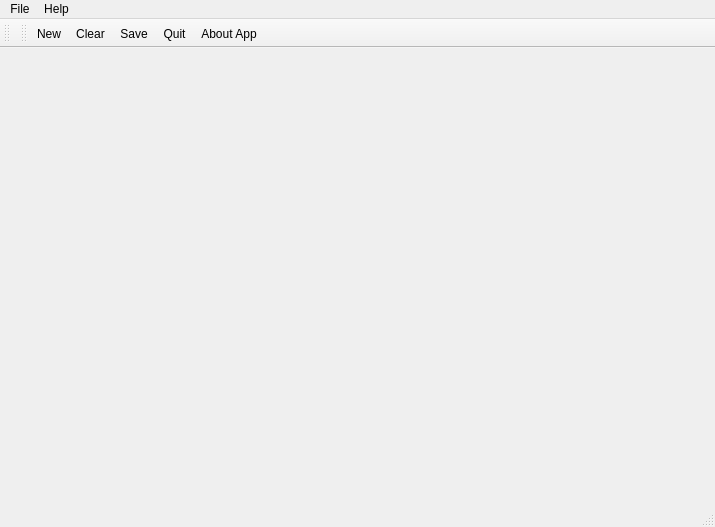
Before: the Qt Designer form 32-CreatingGUI/mainwindow.ui in MANJURUL13673/Development-with-QT, drawn with Qt 5.
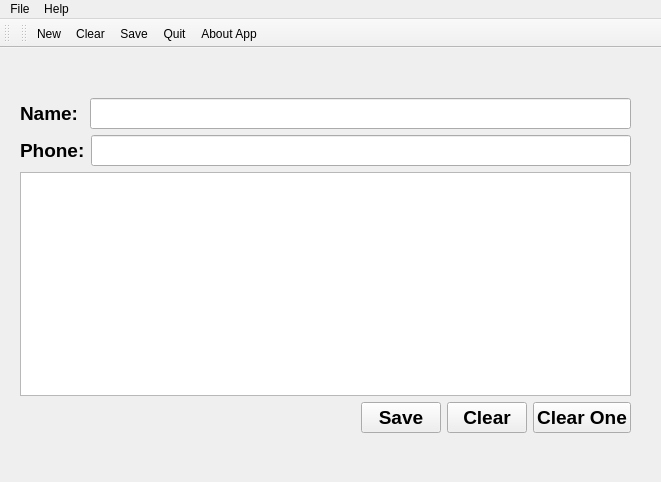
After: the same form once the commit is applied. Icons and pictures are not drawn.

```diff
--- a/32-CreatingGUI/mainwindow.ui
+++ b/32-CreatingGUI/mainwindow.ui
@@ -6,20 +6,144 @@
    <rect>
     <x>0</x>
     <y>0</y>
-    <width>715</width>
-    <height>527</height>
+    <width>661</width>
+    <height>482</height>
    </rect>
   </property>
   <property name="windowTitle">
    <string>Simple App</string>
   </property>
-  <widget class="QWidget" name="centralwidget"/>
+  <widget class="QWidget" name="centralwidget">
+   <widget class="QWidget" name="">
+    <property name="geometry">
+     <rect>
+      <x>20</x>
+      <y>50</y>
+      <width>611</width>
+      <height>335</height>
+     </rect>
+    </property>
+    <layout class="QVBoxLayout" name="verticalLayout">
+     <item>
+      <layout class="QHBoxLayout" name="horizontalLayout">
+       <item>
+        <widget class="QLabel" name="label">
+         <property name="font">
+          <font>
+           <pointsize>14</pointsize>
+           <bold>true</bold>
+          </font>
+         </property>
+         <property name="text">
+          <string>Name: </string>
+         </property>
+        </widget>
+       </item>
+       <item>
+        <widget class="QLineEdit" name="lineEditName">
+         <property name="font">
+          <font>
+           <pointsize>14</pointsize>
+          </font>
+         </property>
+        </widget>
+       </item>
+      </layout>
+     </item>
+     <item>
+      <layout class="QHBoxLayout" name="horizontalLayout_2">
+       <item>
+        <widget class="QLabel" name="label_2">
+         <property name="font">
+          <font>
+           <pointsize>14</pointsize>
+           <bold>true</bold>
+          </font>
+         </property>
+         <property name="text">
+          <string>Phone:</string>
+         </property>
+        </widget>
+       </item>
+       <item>
+        <widget class="QLineEdit" name="lineEditPhone">
+         <property name="font">
+          <font>
+           <pointsize>14</pointsize>
+          </font>
+         </property>
+        </widget>
+       </item>
+      </layout>
+     </item>
+     <item>
+      <widget class="QTableView" name="tableView"/>
+     </item>
+     <item>
+      <layout class="QHBoxLayout" name="horizontalLayout_3">
+       <item>
+        <spacer name="horizontalSpacer">
+         <property name="orientation">
+          <enum>Qt::Orientation::Horizontal</enum>
+         </property>
+         <property name="sizeHint" stdset="0">
+          <size>
+           <width>288</width>
+           <height>20</height>
+          </size>
+         </property>
+        </spacer>
+       </item>
+       <item>
+        <widget class="QPushButton" name="pushButtonSave">
+         <property name="font">
+          <font>
+           <pointsize>14</pointsize>
+           <bold>true</bold>
+          </font>
+         </property>
+         <property name="text">
+          <string>Save</string>
+         </property>
+        </widget>
+       </item>
+       <item>
+        <widget class="QPushButton" name="pushButtonClear">
+         <property name="font">
+          <font>
+           <pointsize>14</pointsize>
+           <bold>true</bold>
+          </font>
+         </property>
+         <property name="text">
+          <string>Clear</string>
+         </property>
+        </widget>
+       </item>
+       <item>
+        <widget class="QPushButton" name="pushButtonClearOne">
+         <property name="font">
+          <font>
+           <pointsize>14</pointsize>
+           <bold>true</bold>
+          </font>
+         </property>
+         <property name="text">
+          <string>Clear One</string>
+         </property>
+        </widget>
+       </item>
+      </layout>
+     </item>
+    </layout>
+   </widget>
+  </widget>
   <widget class="QMenuBar" name="menubar">
    <property name="geometry">
     <rect>
      <x>0</x>
      <y>0</y>
-     <width>715</width>
+     <width>661</width>
      <height>26</height>
     </rect>
    </property>
@@ -42,7 +166,6 @@
    <addaction name="menuFile"/>
    <addaction name="menuHelp"/>
   </widget>
-  <widget class="QStatusBar" name="statusbar"/>
   <widget class="QToolBar" name="toolBar">
    <property name="windowTitle">
     <string>toolBar</string>
```
